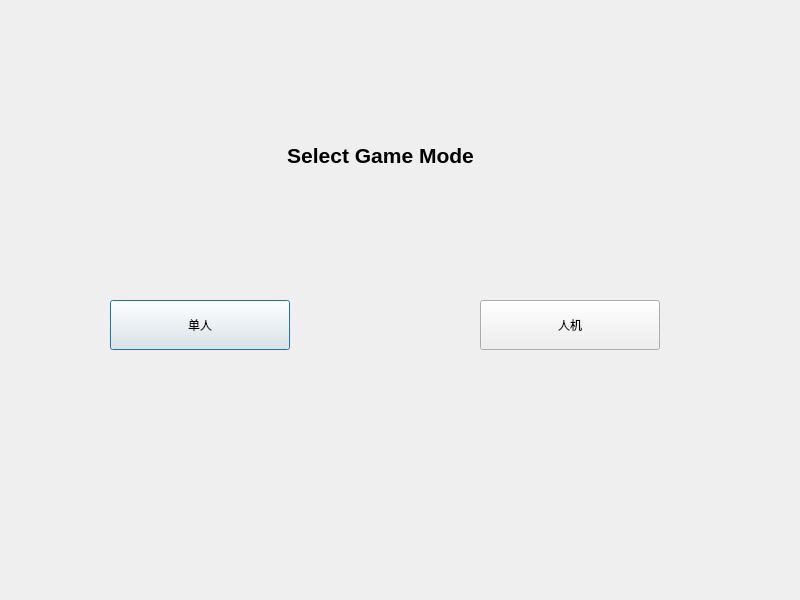
Qt form Snake/dialog.ui (lishurui0612/qtSnake) before a commit.
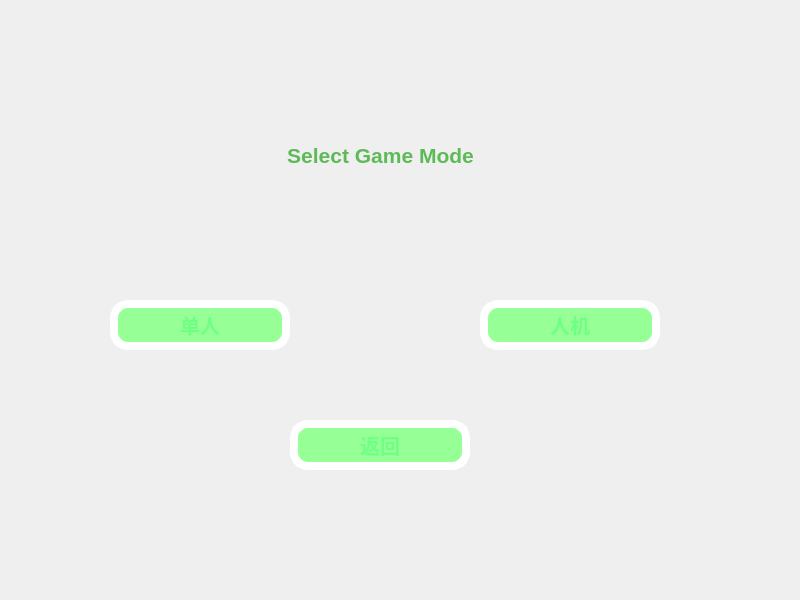
The same form after that commit.

Diff of the .ui file:
```diff
--- a/Snake/dialog.ui
+++ b/Snake/dialog.ui
@@ -28,6 +28,9 @@
      <height>30</height>
     </size>
    </property>
+   <property name="styleSheet">
+    <string notr="true"> color:rgba(51,172,43,200);                                                                  </string>
+   </property>
    <property name="text">
     <string>&lt;html&gt;&lt;head/&gt;&lt;body&gt;&lt;p align=&quot;center&quot;&gt;&lt;span style=&quot; font-size:16pt; font-weight:600;&quot;&gt;Select Game Mode&lt;/span&gt;&lt;/p&gt;&lt;/body&gt;&lt;/html&gt;</string>
    </property>
@@ -41,6 +44,31 @@
      <height>50</height>
     </rect>
    </property>
+   <property name="styleSheet">
+    <string notr="true">QPushButton{
+                   background-color:rgb(150,255,150);
+                   border-style:outset;                
+                   border-width:8px;                   
+                   border-radius:18px;                   
+                   border-color:rgb(255,255,255);
+                   font:bold 20px; 
+				 color:rgba(102,255,129,200);                                                                 
+                   padding:6px;                          
+                   
+}
+ QPushButton:pressed{
+                   background-color:rgba(100,200,150,200);
+                   border-color:rgba(255,255,255,30);
+                   border-style:inset;
+                   color:rgba(255,127,0,100);
+                   }
+                 
+ QPushButton:hover{
+ 				background-color:rgba(100,255,150,200);
+                  border-color:rgba(255,255,255,200);
+                  color:rgba(255,127,0,200);
+                   }</string>
+   </property>
    <property name="text">
     <string>单人</string>
    </property>
@@ -54,10 +82,74 @@
      <height>50</height>
     </rect>
    </property>
+   <property name="styleSheet">
+    <string notr="true">QPushButton{
+                   background-color:rgb(150,255,150);
+                   border-style:outset;                
+                   border-width:8px;                   
+                   border-radius:18px;                   
+                   border-color:rgb(255,255,255);
+                   font:bold 20px; 
+				 color:rgba(102,255,129,200);                                                                 
+                   padding:6px;                          
+                   
+}
+ QPushButton:pressed{
+                   background-color:rgba(100,200,150,200);
+                   border-color:rgba(255,255,255,30);
+                   border-style:inset;
+                   color:rgba(255,127,0,100);
+                   }
+                 
+ QPushButton:hover{
+ 				background-color:rgba(100,255,150,200);
+                  border-color:rgba(255,255,255,200);
+                  color:rgba(255,127,0,200);
+                   }</string>
+   </property>
    <property name="text">
     <string>人机</string>
    </property>
   </widget>
+  <widget class="QPushButton" name="pushButton_3">
+   <property name="geometry">
+    <rect>
+     <x>290</x>
+     <y>420</y>
+     <width>180</width>
+     <height>50</height>
+    </rect>
+   </property>
+   <property name="styleSheet">
+    <string notr="true">QPushButton{
+                   background-color:rgb(150,255,150);
+                   border-style:outset;                
+                   border-width:8px;                   
+                   border-radius:18px;                   
+                   border-color:rgb(255,255,255);
+                   font:bold 20px; 
+				 color:rgba(102,255,129,200);                                                                 
+                   padding:6px;                          
+                   
+}
+ QPushButton:pressed{
+                   background-color:rgba(100,200,150,200);
+                   border-color:rgba(255,255,255,30);
+                   border-style:inset;
+                   color:rgba(255,127,0,100);
+                   }
+                 
+ QPushButton:hover{
+ 				background-color:rgba(100,255,150,200);
+                  border-color:rgba(255,255,255,200);
+                  color:rgba(255,127,0,200);
+                   }
+</string>
+   </property>
+   <property name="text">
+    <string>返回</string>
+   </property>
+  </widget>
  </widget>
  <resources/>
  <connections/>
```
